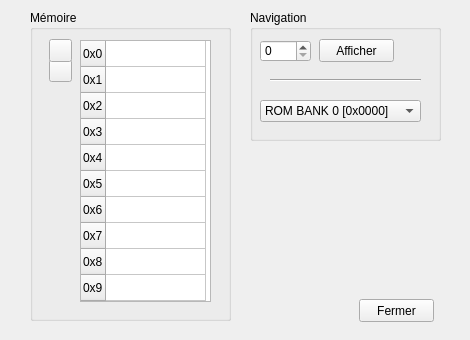
Above: GUI/Qt/SRC_UI/debugmemorywindow.ui from Robilemb/Game-Boy-Emulator before the change. Below: the same form after it.
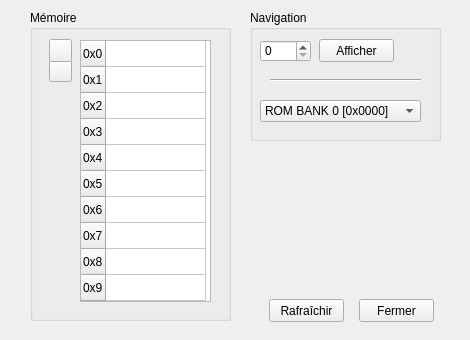
That is the form after the change.

```diff
--- a/GUI/Qt/SRC_UI/debugmemorywindow.ui
+++ b/GUI/Qt/SRC_UI/debugmemorywindow.ui
@@ -271,6 +271,19 @@
     <string>Fermer</string>
    </property>
   </widget>
+  <widget class="QPushButton" name="refreshButton">
+   <property name="geometry">
+    <rect>
+     <x>269</x>
+     <y>299</y>
+     <width>75</width>
+     <height>23</height>
+    </rect>
+   </property>
+   <property name="text">
+    <string>Rafraîchir</string>
+   </property>
+  </widget>
  </widget>
  <resources/>
  <connections>
```
Left out of the diff: 98 changed lines with no effect on the pictures.
